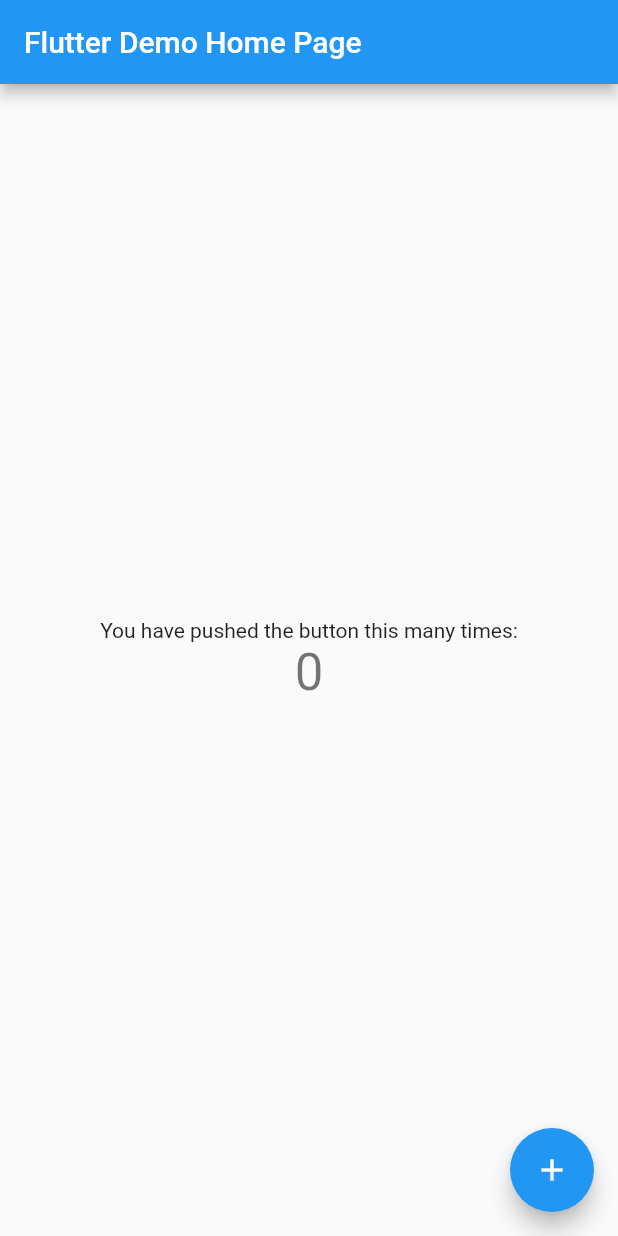
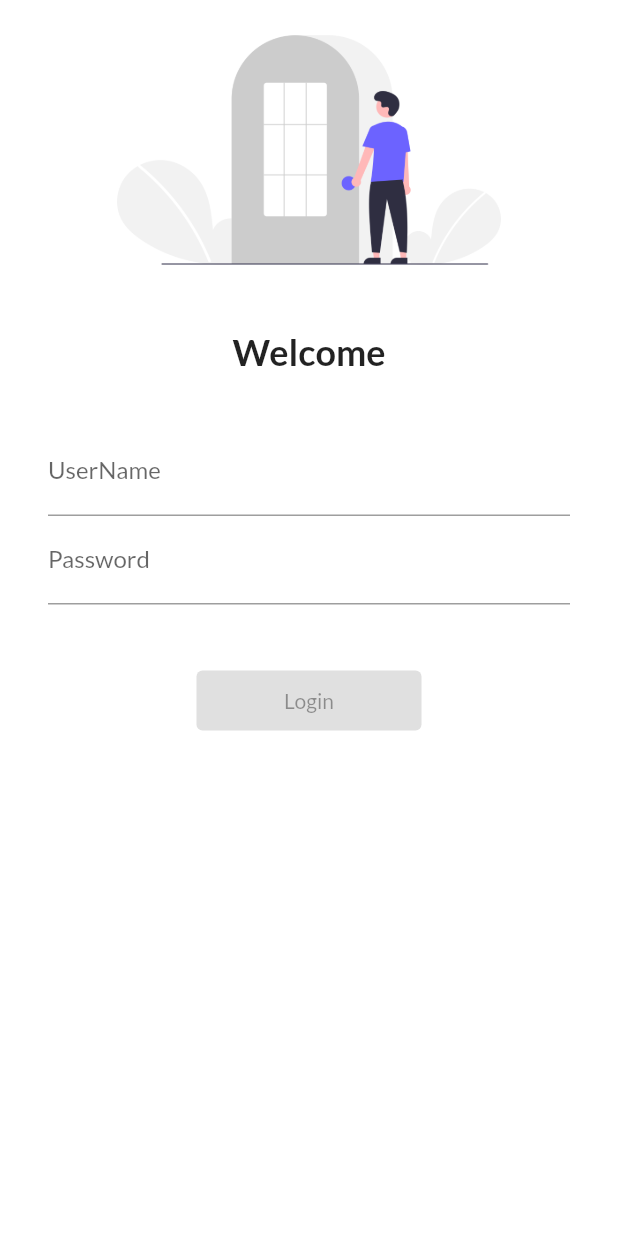
Before and after one commit to 1208hrsht/E-Commerce-Application-Flutter, a Flutter app: the screen it shows after launch, on a phone screen of 412 x 824 dp. Run offline on Flutter 3.47's test engine with Material 2 defaults, Android fonts, the phone set to English and light mode, and no system bars; our stand-ins replace google_fonts; statements that could not run were skipped.

Commit message:
Login_page_created

```diff
--- a/lib/main.dart
+++ b/lib/main.dart
@@ -1,97 +1,32 @@
 import 'package:flutter/material.dart';
-
+import 'package:learningdart/pages/login_page.dart';
+import 'package:learningdart/pages/home_page.dart';
+import 'package:google_fonts/google_fonts.dart';
+import 'package:learningdart/utils/routes.dart';
 void main() {
-  runApp(const MyApp());
+  runApp(MyApp());
 }
 
 class MyApp extends StatelessWidget {
-  const MyApp({Key key}) : super(key: key);
 
-  // This widget is the root of your application.
   @override
   Widget build(BuildContext context) {
     return MaterialApp(
-      title: 'Flutter Demo',
-      theme: ThemeData(
-        // This is the theme of your application.
-        //
-        // Try running your application with "flutter run". You'll see the
-        // application has a blue toolbar. Then, without quitting the app, try
-        // changing the primarySwatch below to Colors.green and then invoke
-        // "hot reload" (press "r" in the console where you ran "flutter run",
-        // or simply save your changes to "hot reload" in a Flutter IDE).
-        // Notice that the counter didn't reset back to zero; the application
-        // is not restarted.
-        primarySwatch: Colors.blue,
-      ),
-      home: const MyHomePage(title: 'Flutter Demo Home Page'),
+      debugShowCheckedModeBanner: false,
+      themeMode: ThemeMode.dark,
+      theme: ThemeData(primarySwatch: Colors.deepPurple,
+      fontFamily: GoogleFonts.lato().fontFamily,
+       primaryTextTheme: GoogleFonts.latoTextTheme()
+
+       ),
+
+
+      initialRoute: "/",
+      routes: {
+        "/":(context) => LoginPage(),
+        MyRoutes.homeRoute:(context) => HomePage(),
+        MyRoutes.loginRoute:(context) => LoginPage()
+      },
     );
   }
 }
-
-class MyHomePage extends StatefulWidget {
-  const MyHomePage({Key key, @required this.title}) : super(key: key);
-
-  // This widget is the home page of your application. It is stateful, meaning
-  // that it has a State object (defined below) that contains fields that affect
-  // how it looks.
-
-  // This class is the configuration for the state. It holds the values (in this
-  // case the title) provided by the parent (in this case the App widget) and
-  // used by the build method of the State. Fields in a Widget subclass are
-  // always marked "final".
-
-  final String title;
-
-  @override
-  State<MyHomePage> createState() => _MyHomePageState();
-}
-
-class _MyHomePageState extends State<MyHomePage> {
-  int _counter = 0;
-
-  void _incrementCounter() {
-    setState(() {
-      // This call to setState tells the Flutter framework that something has
-      // changed in this State, which causes it to rerun the build method below
-      // so that the display can reflect the updated values. If we changed
-      // _counter without calling setState(), then the build method would not be
-      // called again, and so nothing would appear to happen.
-      _counter++;
-    });
-  }
-
-  @override
-  Widget build(BuildContext context) {
-
-    return Scaffold(
-      appBar: AppBar(
-        // Here we take the value from the MyHomePage object that was created by
-        // the App.build method, and use it to set our appbar title.
-        title: Text(widget.title),
-      ),
-      body: Center(
-        // Center is a layout widget. It takes a single child and positions it
-        // in the middle of the parent.
-        child: Column(
-
-          mainAxisAlignment: MainAxisAlignment.center,
-          children: <Widget>[
-            const Text(
-              'You have pushed the button this many times:',
-            ),
-            Text(
-              '$_counter',
-              style: Theme.of(context).textTheme.headline4,
-            ),
-          ],
-        ),
-      ),
-      floatingActionButton: FloatingActionButton(
-        onPressed: _incrementCounter,
-        tooltip: 'Increment',
-        child: const Icon(Icons.add),
-      ), // This trailing comma makes auto-formatting nicer for build methods.
-    );
-  }
-}
--- /dev/null
+++ b/lib/pages/home_page.dart
@@ -0,0 +1,15 @@
+import 'package:flutter/material.dart';
+
+class HomePage extends StatelessWidget {
+  final int days = 30;
+  final String name = "Hehe";
+  @override
+  Widget build(BuildContext context) {
+    return Scaffold(
+      body: Center(
+        child: Container(
+          child: Text("Welcome to $days days of flutter $name ")),
+      ),
+    );
+  }
+}
--- /dev/null
+++ b/lib/pages/login_page.dart
@@ -0,0 +1,69 @@
+import 'package:flutter/material.dart';
+import 'package:learningdart/utils/routes.dart';
+
+class LoginPage extends StatefulWidget {
+  @override
+  State<LoginPage> createState() => _LoginPageState();
+}
+
+class _LoginPageState extends State<LoginPage> {
+  @override
+  Widget build(BuildContext context) {
+    return Material(
+      color: Colors.white,
+      child: SingleChildScrollView(
+        child: Column(
+          children: [
+            Image.asset(
+              "assets/image/login.png",
+              height: 200,
+              fit: BoxFit.cover,
+            ),
+            const SizedBox(
+              height: 20.0,
+            ),
+            const Text(
+              "Welcome",
+              style: TextStyle(
+                fontSize: 24,
+                fontWeight: FontWeight.bold,
+              ),
+            ),
+            const SizedBox(
+              height: 20.0,
+            ),
+            Padding(
+              padding:
+                  const EdgeInsets.symmetric(vertical: 16.0, horizontal: 32.0),
+              child: Column(
+                children: [
+                  TextFormField(
+                    decoration: const InputDecoration(
+                      hintText: "Enter UserName",
+                      label: Text("UserName"),
+                    ),
+                  ),
+                  TextFormField(
+                    obscureText: true,
+                    decoration: const InputDecoration(
+                        hintText: "Enter Password", label: Text("Password")),
+                  ),
+                  const SizedBox(
+                    height: 40.0,
+                  ),
+                  ElevatedButton(
+                    onPressed: () {
+                      Navigator.pushNamed(context,MyRoutes.homeRoute)
+                    },
+                    child: const Text("Login"),
+                    style: TextButton.styleFrom(minimumSize: Size(150,40)),
+                  )
+                ],
+              ),
+            )
+          ],
+        ),
+      ),
+    );
+  }
+}
--- /dev/null
+++ b/lib/utils/routes.dart
@@ -0,0 +1,4 @@
+class MyRoutes{
+static  String loginRoute="/login";
+static  String homeRoute="/home";
+}
--- a/pubspec.yaml
+++ b/pubspec.yaml
@@ -45,6 +45,7 @@ dev_dependencies:
   # package. See that file for information about deactivating specific lint
   # rules and activating additional ones.
   flutter_lints: ^1.0.0
+  google_fonts: ^2.3.1
 
 # For information on the generic Dart part of this file, see the
 # following page: https://dart.dev/tools/pub/pubspec
@@ -58,7 +59,8 @@ flutter:
   uses-material-design: true
 
   # To add assets to your application, add an assets section, like this:
-  # assets:
+  assets:
+  - assets/image/
   #   - images/a_dot_burr.jpeg
   #   - images/a_dot_ham.jpeg
 
```
Also changed, not shown: assets/image/login.png (added), pubspec.lock, 1 other file.
